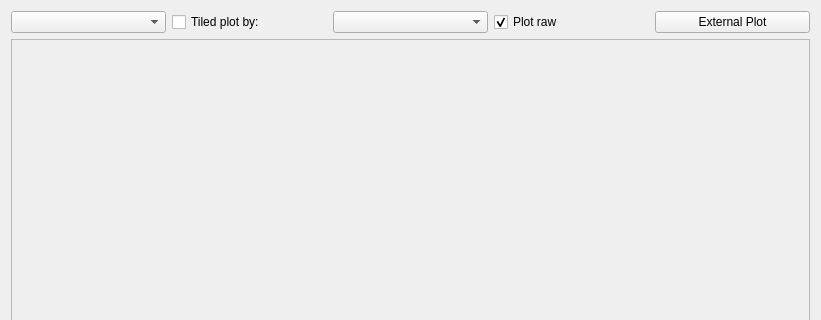
Before: the Qt Designer form scripts/Muon/GUI/Common/plot_widget/plotting_widget_view.ui in mantidproject/mantid, drawn with Qt 5; both pictures show x 0 to 821 and y 0 to 320 of the 821 by 809 pixel window.
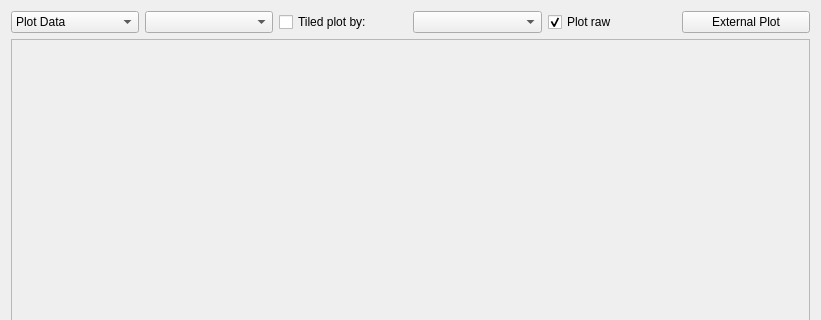
After: the same form once the commit is applied.

Commit message: Refactored re-plotting

The edit to the form file:
```diff
--- a/scripts/Muon/GUI/Common/plot_widget/plotting_widget_view.ui
+++ b/scripts/Muon/GUI/Common/plot_widget/plotting_widget_view.ui
@@ -22,6 +22,20 @@
      <property name="rightMargin">
       <number>0</number>
      </property>
+     <item>
+      <widget class="QComboBox" name="fit_or_data_combo_box">
+       <item>
+        <property name="text">
+         <string>Plot Data</string>
+        </property>
+       </item>
+       <item>
+        <property name="text">
+         <string>Plot Fits</string>
+        </property>
+       </item>
+      </widget>
+     </item>
      <item>
       <widget class="QComboBox" name="plot_type_combo"/>
      </item>
```
The commit also changes 11 other files.
